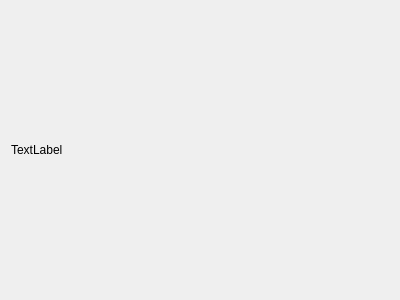
Before: the Qt Designer form Widget_Client/ContactsWidget.ui in MrVolot/WidgetClient, drawn with Qt 5.
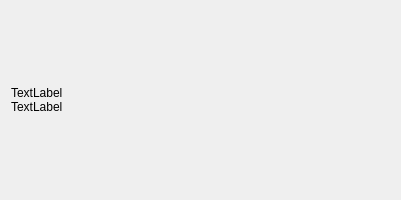
After: the same form once the commit is applied.

Commit message: Code refactoring | Last message retrieval | Notifications implementation start

Diff of the .ui file:
```diff
--- a/Widget_Client/ContactsWidget.ui
+++ b/Widget_Client/ContactsWidget.ui
@@ -6,10 +6,28 @@
    <rect>
     <x>0</x>
     <y>0</y>
-    <width>400</width>
-    <height>300</height>
+    <width>401</width>
+    <height>200</height>
    </rect>
   </property>
+  <property name="sizePolicy">
+   <sizepolicy hsizetype="Preferred" vsizetype="Fixed">
+    <horstretch>0</horstretch>
+    <verstretch>0</verstretch>
+   </sizepolicy>
+  </property>
+  <property name="minimumSize">
+   <size>
+    <width>0</width>
+    <height>0</height>
+   </size>
+  </property>
+  <property name="maximumSize">
+   <size>
+    <width>16777215</width>
+    <height>200</height>
+   </size>
+  </property>
   <property name="windowTitle">
    <string>Form</string>
   </property>
@@ -28,7 +46,33 @@
         <string>TextLabel</string>
        </property>
        <property name="alignment">
-        <set>Qt::AlignLeading|Qt::AlignLeft|Qt::AlignVCenter</set>
+        <set>Qt::AlignBottom|Qt::AlignLeading|Qt::AlignLeft</set>
+       </property>
+      </widget>
+     </item>
+     <item>
+      <spacer name="verticalSpacer">
+       <property name="orientation">
+        <enum>Qt::Vertical</enum>
+       </property>
+       <property name="sizeType">
+        <enum>QSizePolicy::Fixed</enum>
+       </property>
+       <property name="sizeHint" stdset="0">
+        <size>
+         <width>0</width>
+         <height>0</height>
+        </size>
+       </property>
+      </spacer>
+     </item>
+     <item>
+      <widget class="QLabel" name="lastMessage">
+       <property name="text">
+        <string>TextLabel</string>
+       </property>
+       <property name="alignment">
+        <set>Qt::AlignLeading|Qt::AlignLeft|Qt::AlignTop</set>
        </property>
       </widget>
      </item>
```
The commit also changes 16 other files.
